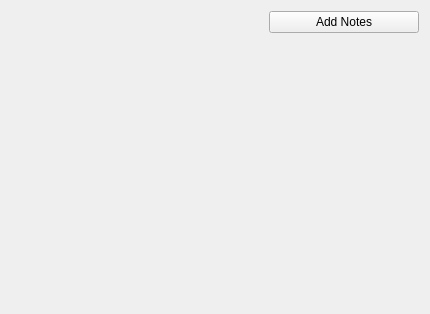
First picture: the form in designs/xml/notes_widget.ui, repository daniel-deru/WorkMate-3.0, before the edit.
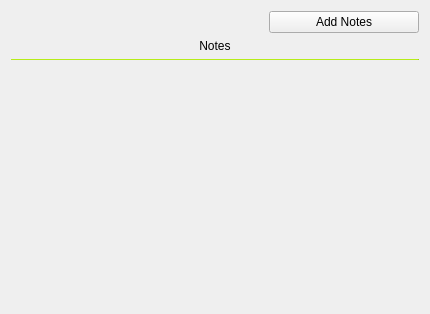
Second picture: the form after the edit.

Patch:
```diff
--- a/designs/xml/notes_widget.ui
+++ b/designs/xml/notes_widget.ui
@@ -74,6 +74,35 @@
      </item>
     </layout>
    </item>
+   <item>
+    <widget class="QLabel" name="lbl_notes">
+     <property name="text">
+      <string>Notes</string>
+     </property>
+     <property name="alignment">
+      <set>Qt::AlignCenter</set>
+     </property>
+    </widget>
+   </item>
+   <item>
+    <widget class="QFrame" name="frame">
+     <property name="maximumSize">
+      <size>
+       <width>16777215</width>
+       <height>1</height>
+      </size>
+     </property>
+     <property name="styleSheet">
+      <string notr="true">background: #9ecd16;</string>
+     </property>
+     <property name="frameShape">
+      <enum>QFrame::HLine</enum>
+     </property>
+     <property name="frameShadow">
+      <enum>QFrame::Sunken</enum>
+     </property>
+    </widget>
+   </item>
    <item>
     <layout class="QGridLayout" name="gbox_note_container"/>
    </item>
```
